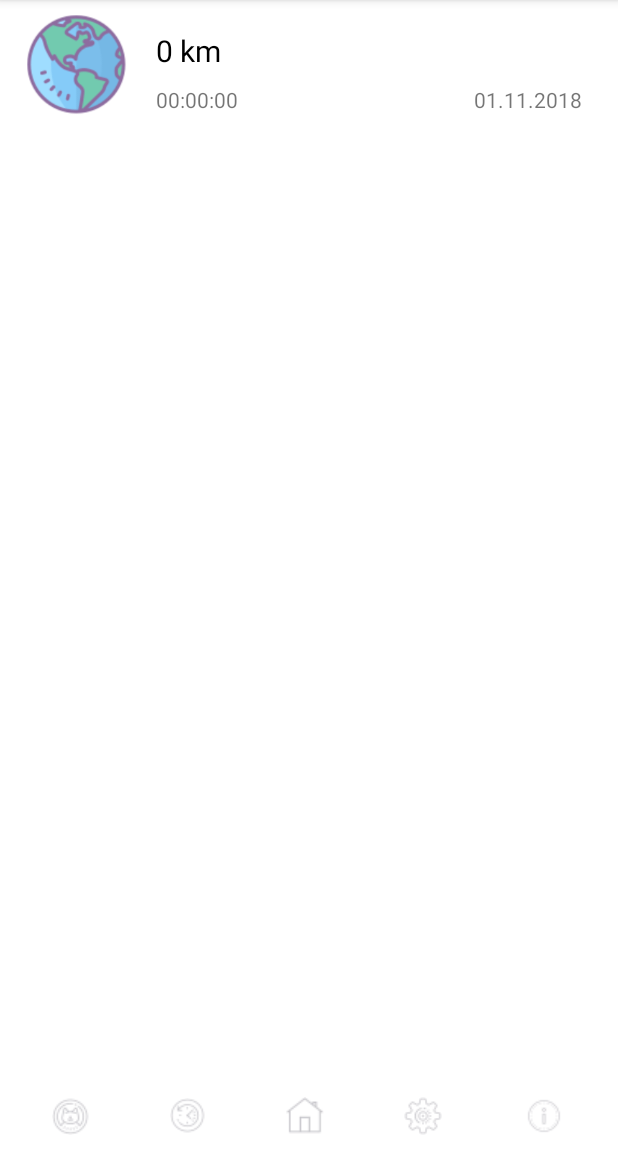
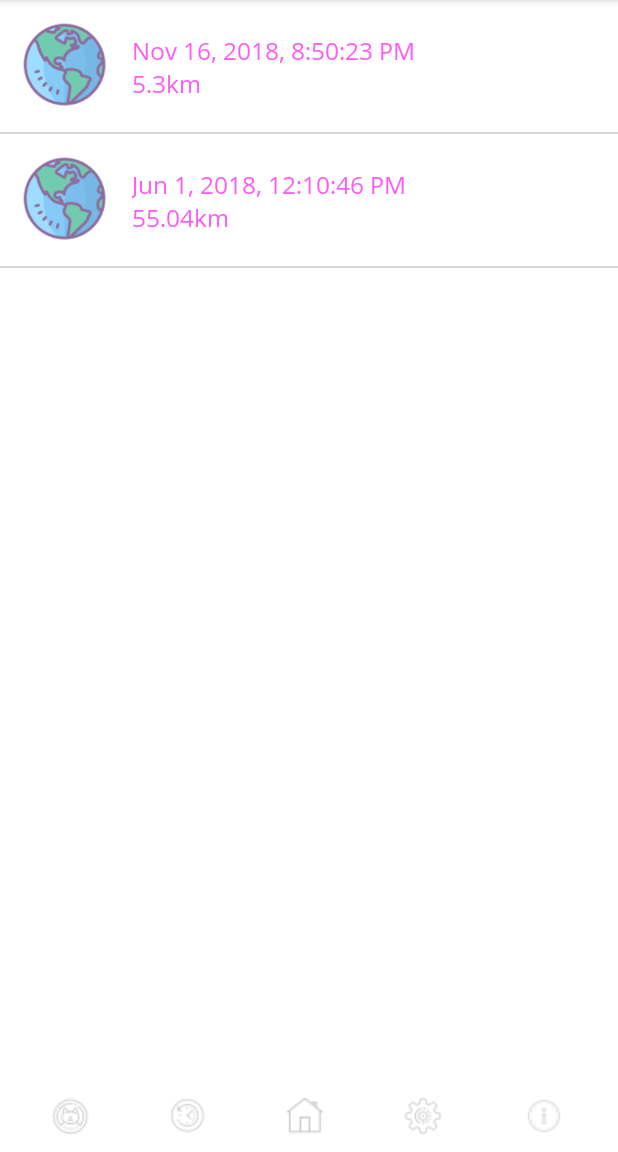
Before and after one commit to ZhenyaVasilevskiy/Catrunner, an Android app: the fragment HistoryFragment placed in its activity, on a phone screen of 412 x 824 dp, the part 84-1236 px from its top. Run offline under Robolectric (Android 15) with nearby library versions, the phone set to English and light mode, and no system bars; our stand-ins replace data binding.

Commit message:
Designed HistoryFragment with additing a RecyclerView

```diff
--- a/app/build.gradle
+++ b/app/build.gradle
@@ -33,4 +33,5 @@ dependencies {
     implementation 'com.android.support:design:28.0.0'
     implementation "android.arch.lifecycle:extensions:1.1.1"
     implementation "android.arch.lifecycle:viewmodel:1.1.1"
+    implementation 'com.android.support:recyclerview-v7:28.0.0'
 }
--- /dev/null
+++ b/app/src/main/java/com/example/user/catrunner/HistoryElement.java
@@ -0,0 +1,27 @@
+package com.example.user.catrunner;
+
+import android.content.res.Resources;
+import android.graphics.drawable.Drawable;
+
+import java.util.GregorianCalendar;
+
+public class HistoryElement {
+//    private Drawable imgMap;
+    private GregorianCalendar txtDate;
+    private Double txtDistance;
+
+    public HistoryElement(GregorianCalendar date, Double distance) {
+//        Resources myResources = Resources.getSystem();
+//        this.imgMap = myResources.getDrawable(R.drawable.img_earth);
+        this.txtDate = date;
+        this.txtDistance = distance;
+    }
+
+    public GregorianCalendar getDate() {
+        return this.txtDate;
+    }
+
+    public Double getDistance() {
+        return this.txtDistance;
+    }
+}
--- /dev/null
+++ b/app/src/main/java/com/example/user/catrunner/HistoryRecyclerViewAdapter.java
@@ -0,0 +1,91 @@
+package com.example.user.catrunner;
+
+import android.content.Context;
+import android.support.v7.widget.RecyclerView;
+import android.view.LayoutInflater;
+import android.view.View;
+import android.view.ViewGroup;
+import android.widget.TextView;
+
+import java.text.DateFormat;
+import java.util.Calendar;
+import java.util.GregorianCalendar;
+import java.util.List;
+
+import static com.example.user.catrunner.LoginActivity.typefaceOpenSansRegular;
+
+public class HistoryRecyclerViewAdapter extends RecyclerView.Adapter<HistoryRecyclerViewAdapter.ViewHolder> {
+
+    private List<HistoryElement> mData;
+    private LayoutInflater mInflater;
+//    private ItemClickListener mClickListener;
+
+    // data is passed into the constructor
+    public HistoryRecyclerViewAdapter(Context context, List<HistoryElement> data) {
+        this.mInflater = LayoutInflater.from(context);
+        this.mData = data;
+    }
+
+    // inflates the row layout from xml when needed
+    @Override
+    public ViewHolder onCreateViewHolder(ViewGroup parent, int viewType) {
+        View view = mInflater.inflate(R.layout.history_element_layout, parent, false);
+        return new ViewHolder(view);
+    }
+
+    // binds the data to the TextView in each row
+    @Override
+    public void onBindViewHolder(ViewHolder holder, int position) {
+        HistoryElement history = mData.get(position);
+        DateFormat defaultDate = DateFormat.getDateTimeInstance();
+        String text = defaultDate.format(history.getDate().getTime())+ "\n" + history.getDistance().toString() + "km";
+        holder.myTextView.setText(text);
+//        holder.myTextView.setText(hi.getName());
+//        holder.myImageView.setImageDrawable(recipe.getImg());
+    }
+
+    // total number of rows
+    @Override
+    public int getItemCount() {
+        return mData.size();
+    }
+
+
+    // stores and recycles views as they are scrolled off screen
+    public class ViewHolder extends RecyclerView.ViewHolder {
+        TextView myTextView;
+
+        ViewHolder(View itemView) {
+            super(itemView);
+            myTextView = itemView.findViewById(R.id.txt_history_info);
+            myTextView.setTypeface(typefaceOpenSansRegular);
+//            itemView.setOnClickListener(this);
+        }
+
+//        @Override
+//        public void onClick(View view) {
+//            if (mClickListener != null) {
+//                mClickListener.onItemClick(view, getAdapterPosition());
+//            }
+//        }
+    }
+
+    // convenience method for getting data at click position
+    Double getItemDistance(int id) {
+        return mData.get(id).getDistance();
+    }
+
+    GregorianCalendar getItemDate(int id) {
+        return mData.get(id).getDate();
+    }
+
+    // allows clicks events to be caught
+//    void setClickListener(ItemClickListener itemClickListener) {
+//        this.mClickListener = itemClickListener;
+//    }
+
+    // parent activity will implement this method to respond to click events
+//    public interface ItemClickListener {
+//        void onItemClick(View view, int position);
+//    }
+}
--- a/app/src/main/java/fragments/HistoryFragment.java
+++ b/app/src/main/java/fragments/HistoryFragment.java
@@ -1,18 +1,44 @@
 package fragments;
 
 import android.os.Bundle;
+import android.support.annotation.Nullable;
 import android.support.v4.app.Fragment;
+import android.support.v7.widget.LinearLayoutManager;
+import android.support.v7.widget.RecyclerView;
 import android.view.LayoutInflater;
 import android.view.View;
 import android.view.ViewGroup;
 
+import com.example.user.catrunner.HistoryElement;
+import com.example.user.catrunner.HistoryRecyclerViewAdapter;
 import com.example.user.catrunner.R;
 
+import java.util.ArrayList;
+import java.util.Calendar;
+import java.util.GregorianCalendar;
+
 public class HistoryFragment extends Fragment {
+
+    private ArrayList<HistoryElement> historyElements;
+    private HistoryRecyclerViewAdapter adapter;
+    private RecyclerView recyclerView;
+
+    @Override
+    public void onCreate(@Nullable Bundle savedInstanceState) {
+        super.onCreate(savedInstanceState);
+        historyElements = new ArrayList<>();
+        historyElements.add(new HistoryElement(new GregorianCalendar(2018, Calendar.NOVEMBER, 16, 20, 50, 23), 5.3));
+        historyElements.add(new HistoryElement(new GregorianCalendar(2018, Calendar.JUNE, 1, 12, 10, 46), 55.04));
+        adapter = new HistoryRecyclerViewAdapter(this.getActivity(), historyElements);
+    }
 
     @Override
     public View onCreateView(LayoutInflater inflater, ViewGroup container,
                              Bundle savedInstanceState) {
-        return inflater.inflate(R.layout.history_fragment, null);
+        View view = inflater.inflate(R.layout.history_fragment, null);
+        recyclerView = view.findViewById(R.id.recycler_history);
+        recyclerView.setLayoutManager(new LinearLayoutManager(this.getActivity()));
+        recyclerView.setAdapter(adapter);
+        return view;
     }
 }
--- /dev/null
+++ b/app/src/main/res/layout/history_element_layout.xml
@@ -0,0 +1,40 @@
+<?xml version="1.0" encoding="utf-8"?>
+<RelativeLayout
+    xmlns:android="http://schemas.android.com/apk/res/android"
+    android:layout_width="match_parent"
+    android:layout_height="wrap_content" >
+
+    <ImageView
+        android:id="@+id/img_map"
+        android:contentDescription="@string/title_history"
+        android:layout_width="60dp"
+        android:layout_height="60dp"
+        android:layout_alignParentLeft="true"
+        android:layout_alignParentStart="true"
+        android:layout_marginLeft="14dp"
+        android:layout_marginStart="14dp"
+        android:layout_marginTop="14dp"
+        android:src="@drawable/img_earth"/>
+
+    <TextView
+        android:id="@+id/txt_history_info"
+        android:layout_width="wrap_content"
+        android:layout_height="wrap_content"
+        android:layout_toRightOf="@id/img_map"
+        android:layout_toEndOf="@id/img_map"
+        android:textColor="@color/colorAccentPink"
+        android:paddingStart="14dp"
+        android:paddingLeft="14dp"
+        android:paddingRight="14dp"
+        android:paddingEnd="14dp"
+        android:textSize="16sp"
+        android:layout_centerVertical="true"/>
+
+    <View
+        android:layout_width="match_parent"
+        android:layout_height="1dp"
+        android:layout_below="@+id/img_map"
+        android:layout_marginTop="14dp"
+        android:background="@color/colorDivider" />
+
+</RelativeLayout>
--- a/app/src/main/res/layout/history_fragment.xml
+++ b/app/src/main/res/layout/history_fragment.xml
@@ -1,74 +1,12 @@
 <?xml version="1.0" encoding="utf-8"?>
-<ScrollView xmlns:android="http://schemas.android.com/apk/res/android"
+<FrameLayout xmlns:android="http://schemas.android.com/apk/res/android"
+    android:id="@+id/content_frame"
     android:layout_width="match_parent"
     android:layout_height="match_parent">
 
-    <LinearLayout
+    <android.support.v7.widget.RecyclerView
+        android:id="@+id/recycler_history"
         android:layout_width="match_parent"
-        android:layout_height="match_parent"
-        android:background="@color/colorHistoryBack"
-        android:orientation="vertical">
+        android:layout_height="wrap_content" />
 
-        <LinearLayout
-            android:layout_width="match_parent"
-            android:layout_height="92dp"
-            android:background="@color/colorWhite"
-            android:elevation="2dp"
-            android:orientation="horizontal"
-            android:padding="8dp">
-
-            <ImageView
-                android:layout_width="72dp"
-                android:layout_height="72dp"
-                android:layout_marginStart="8dp"
-                android:layout_marginLeft="8dp"
-                android:layout_marginEnd="16dp"
-                android:layout_marginRight="16dp"
-                android:scaleType="centerCrop"
-                android:src="@drawable/img_earth" />
-
-            <LinearLayout
-                android:layout_width="match_parent"
-                android:layout_height="match_parent"
-                android:layout_marginTop="12dp"
-                android:orientation="vertical">
-
-                <TextView
-                    android:layout_width="wrap_content"
-                    android:layout_height="wrap_content"
-                    android:text="0 km"
-                    android:textColor="@color/colorBlack"
-                    android:textSize="20sp" />
-
-                <RelativeLayout
-                    android:layout_width="match_parent"
-                    android:layout_height="match_parent"
-                    android:layout_marginBottom="8dp">
-
-                    <TextView
-                        android:layout_width="wrap_content"
-                        android:layout_height="wrap_content"
-                        android:layout_alignParentBottom="true"
-                        android:layout_marginTop="8dp"
-                        android:text="00:00:00" />
-
-                    <TextView
-                        android:layout_width="wrap_content"
-                        android:layout_height="wrap_content"
-                        android:layout_alignParentEnd="true"
-                        android:layout_alignParentRight="true"
-                        android:layout_alignParentBottom="true"
-                        android:layout_marginTop="8dp"
-                        android:layout_marginEnd="16dp"
-                        android:layout_marginRight="16dp"
-                        android:text="01.11.2018" />
-
-                </RelativeLayout>
-
-            </LinearLayout>
-
-        </LinearLayout>
-
-    </LinearLayout>
-
-</ScrollView>
+</FrameLayout>
```
